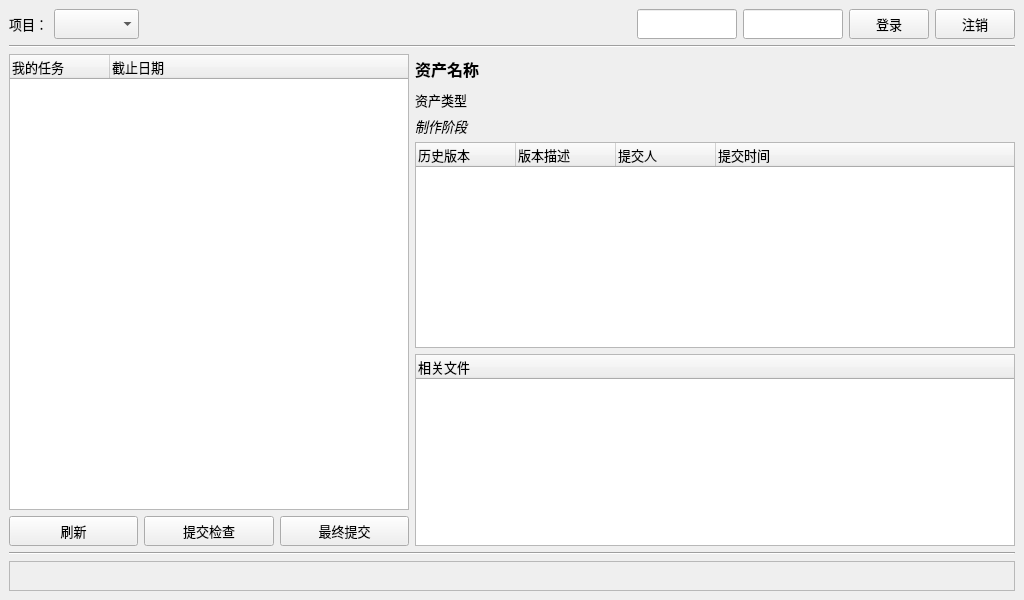
This is commons/ui/CGTW.ui in lonegather/Barbarian as Qt 5 draws it before an edit. The edited form follows.
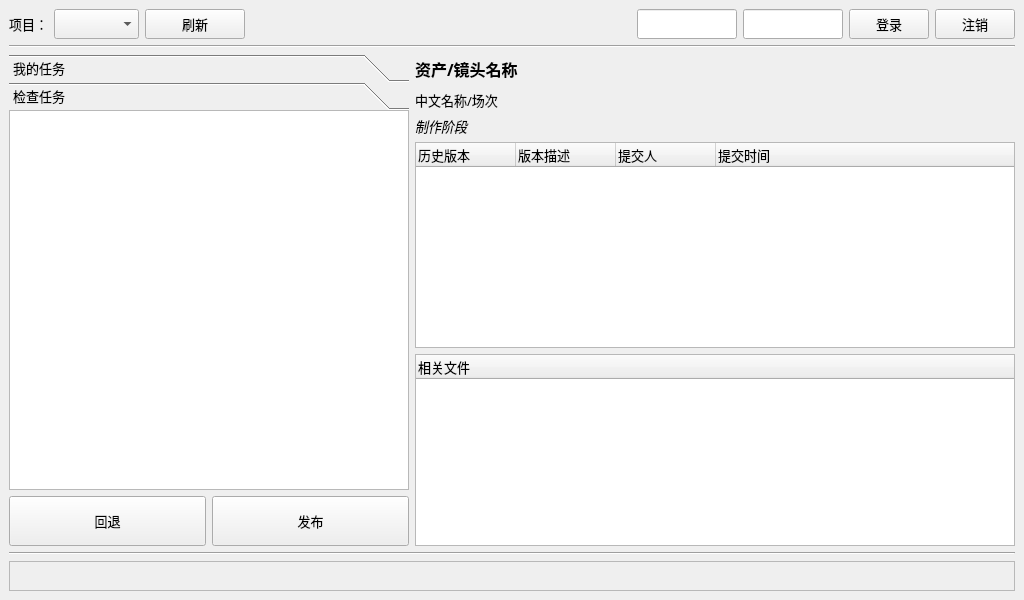
This is the edited form. The open tabs and pages were chosen to show the change.

```diff
--- a/commons/ui/CGTW.ui
+++ b/commons/ui/CGTW.ui
@@ -70,6 +70,25 @@
         </property>
        </widget>
       </item>
+      <item>
+       <widget class="QPushButton" name="CGTWBtnRefresh">
+        <property name="minimumSize">
+         <size>
+          <width>100</width>
+          <height>30</height>
+         </size>
+        </property>
+        <property name="font">
+         <font>
+          <family>微软雅黑</family>
+          <pointsize>10</pointsize>
+         </font>
+        </property>
+        <property name="text">
+         <string>刷新</string>
+        </property>
+       </widget>
+      </item>
       <item>
        <widget class="QLabel" name="CGTWLBLUser">
         <property name="sizePolicy">
@@ -198,21 +217,66 @@
     <item>
      <layout class="QHBoxLayout" name="horizontalLayout_2" stretch="0,1">
       <item>
-       <layout class="QVBoxLayout" name="verticalLayout" stretch="1,0">
+       <layout class="QVBoxLayout" name="verticalLayout" stretch="0">
         <item>
-         <widget class="QTreeWidget" name="treeWidget">
+         <widget class="QToolBox" name="toolBox">
+          <property name="minimumSize">
+           <size>
+            <width>400</width>
+            <height>0</height>
+           </size>
+          </property>
+          <property name="font">
+           <font>
+            <family>微软雅黑</family>
+            <pointsize>10</pointsize>
+           </font>
+          </property>
+          <property name="currentIndex">
+           <number>0</number>
+          </property>
+          <property name="tabSpacing">
+           <number>0</number>
+          </property>
+          <widget class="QWidget" name="CGTWPageTask">
+           <property name="geometry">
+            <rect>
+             <x>0</x>
+             <y>0</y>
+             <width>400</width>
+             <height>432</height>
+            </rect>
+           </property>
+           <property name="font">
+            <font>
+             <family>微软雅黑</family>
+             <pointsize>10</pointsize>
+            </font>
+           </property>
+           <attribute name="label">
+            <string>我的任务</string>
+           </attribute>
+           <layout class="QVBoxLayout" name="verticalLayout_4">
+            <property name="leftMargin">
+             <number>0</number>
+            </property>
+            <property name="topMargin">
+             <number>0</number>
+            </property>
+            <property name="rightMargin">
+             <number>0</number>
+            </property>
+            <property name="bottomMargin">
+             <number>6</number>
+            </property>
+            <item>
+             <widget class="QTreeWidget" name="CGTWTWTask">
           <property name="sizePolicy">
            <sizepolicy hsizetype="Preferred" vsizetype="Preferred">
             <horstretch>0</horstretch>
             <verstretch>0</verstretch>
            </sizepolicy>
           </property>
-          <property name="minimumSize">
-           <size>
-            <width>400</width>
-            <height>0</height>
-           </size>
-          </property>
           <property name="font">
            <font>
             <family>微软雅黑</family>
@@ -256,27 +320,6 @@
             </font>
            </property>
           </column>
-         </widget>
-        </item>
-        <item>
-         <layout class="QHBoxLayout" name="horizontalLayout_4">
-          <item>
-           <widget class="QPushButton" name="CGTWBtnRefresh">
-            <property name="minimumSize">
-             <size>
-              <width>0</width>
-              <height>30</height>
-             </size>
-            </property>
-            <property name="font">
-             <font>
-              <family>微软雅黑</family>
-              <pointsize>10</pointsize>
-             </font>
-            </property>
-            <property name="text">
-             <string>刷新</string>
-            </property>
            </widget>
           </item>
           <item>
@@ -284,7 +327,7 @@
             <property name="minimumSize">
              <size>
               <width>0</width>
-              <height>30</height>
+                <height>50</height>
              </size>
             </property>
             <property name="font">
@@ -298,12 +341,86 @@
             </property>
            </widget>
           </item>
+           </layout>
+          </widget>
+          <widget class="QWidget" name="CGTWPageCheck">
+           <property name="geometry">
+            <rect>
+             <x>0</x>
+             <y>0</y>
+             <width>400</width>
+             <height>420</height>
+            </rect>
+           </property>
+           <attribute name="label">
+            <string>检查任务</string>
+           </attribute>
+           <layout class="QVBoxLayout" name="verticalLayout_5">
+            <property name="margin">
+             <number>0</number>
+            </property>
+            <item>
+             <widget class="QTreeWidget" name="CGTWTWCheck">
+              <property name="font">
+               <font>
+                <family>微软雅黑</family>
+                <pointsize>10</pointsize>
+               </font>
+              </property>
+              <attribute name="headerVisible">
+               <bool>false</bool>
+              </attribute>
+              <column>
+               <property name="text">
+                <string>检查任务</string>
+               </property>
+               <property name="font">
+                <font>
+                 <family>微软雅黑</family>
+                 <pointsize>10</pointsize>
+                </font>
+               </property>
+              </column>
+              <column>
+               <property name="text">
+                <string>截止日期</string>
+               </property>
+               <property name="font">
+                <font>
+                 <family>微软雅黑</family>
+                 <pointsize>10</pointsize>
+                </font>
+               </property>
+              </column>
+             </widget>
+            </item>
+            <item>
+             <layout class="QHBoxLayout" name="horizontalLayout_5">
+              <item>
+               <widget class="QPushButton" name="CGTWBtnRetake">
+                <property name="minimumSize">
+                 <size>
+                  <width>0</width>
+                  <height>50</height>
+                 </size>
+                </property>
+                <property name="font">
+                 <font>
+                  <family>微软雅黑</family>
+                  <pointsize>10</pointsize>
+                 </font>
+                </property>
+                <property name="text">
+                 <string>回退</string>
+                </property>
+               </widget>
+              </item>
           <item>
            <widget class="QPushButton" name="CGTWBtnFinal">
             <property name="minimumSize">
              <size>
               <width>0</width>
-              <height>30</height>
+                  <height>50</height>
              </size>
             </property>
             <property name="font">
@@ -313,11 +430,15 @@
              </font>
             </property>
             <property name="text">
-             <string>最终提交</string>
+                 <string>发布</string>
             </property>
            </widget>
           </item>
          </layout>
+            </item>
+           </layout>
+          </widget>
+         </widget>
         </item>
        </layout>
       </item>
@@ -356,7 +477,7 @@
                </font>
               </property>
               <property name="text">
-               <string>资产名称</string>
+               <string>资产/镜头名称</string>
               </property>
              </widget>
             </item>
@@ -375,7 +496,7 @@
                </font>
               </property>
               <property name="text">
-               <string>资产类型</string>
+               <string>中文名称/场次</string>
               </property>
              </widget>
             </item>
```
Left out of the diff: 3 changed lines with no effect on the pictures. Lines whose indentation alone changed are shown as unchanged.
